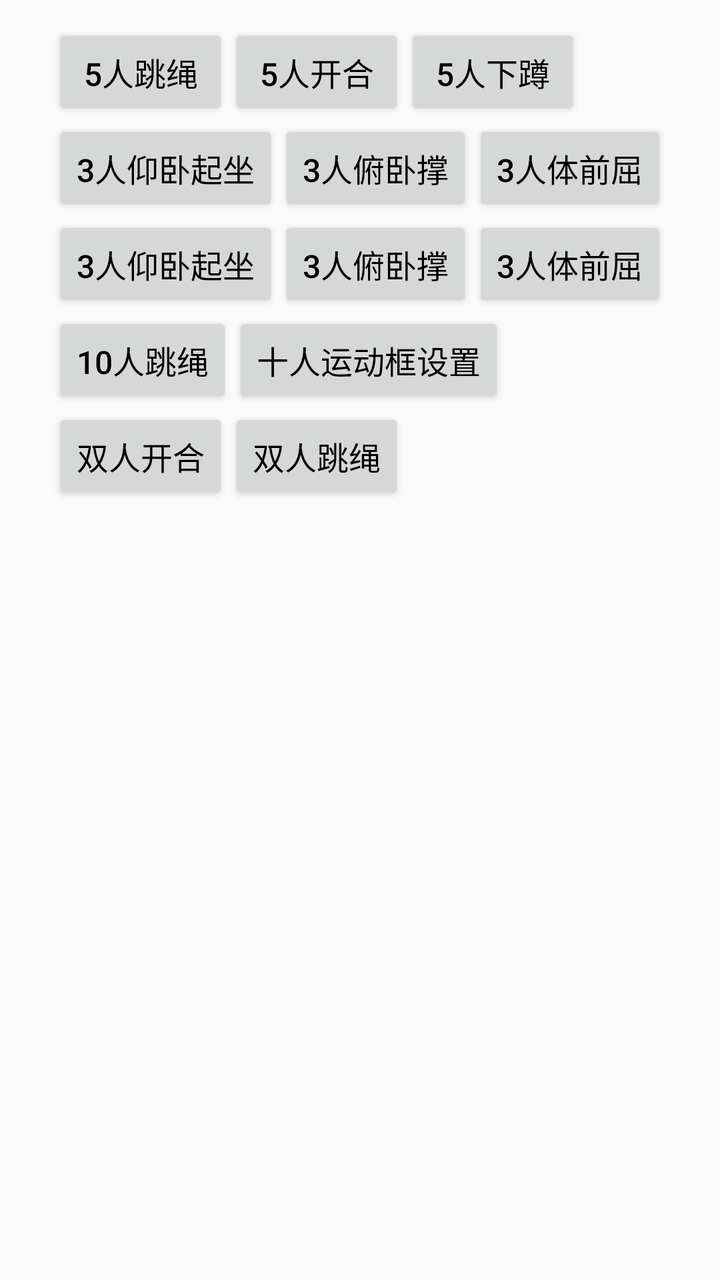
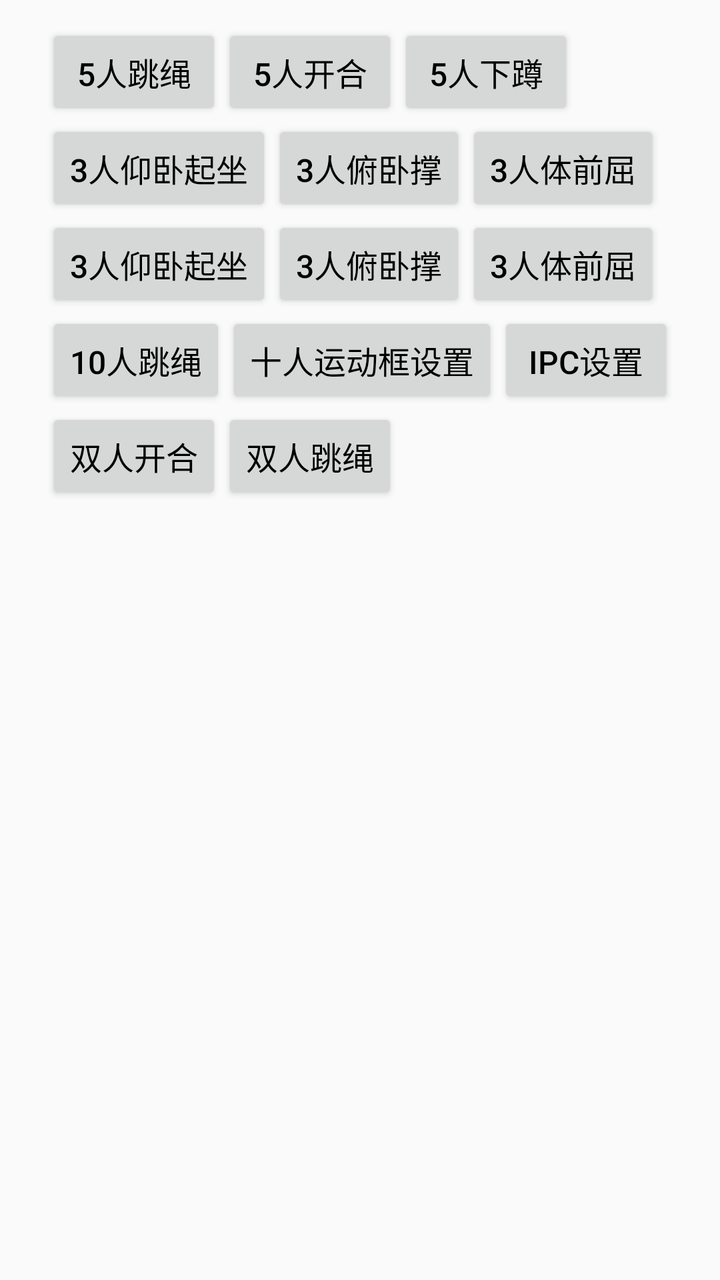

Two renders of the same Android screen: before a commit and after it. Below are the layout's source before the change and the commit's diff.
<!-- AndroidManifest.xml: application theme AppTheme -->
<!-- res/layout/ac_main.xml -->
<?xml version="1.0" encoding="utf-8"?>
<RelativeLayout xmlns:android="http://schemas.android.com/apk/res/android"
    android:layout_width="match_parent"
    android:layout_height="match_parent">

    <ScrollView
        android:layout_width="wrap_content"
        android:layout_height="match_parent"
        android:layout_centerHorizontal="true"
        android:scrollbars="vertical">

        <LinearLayout
            android:layout_width="wrap_content"
            android:layout_height="wrap_content"
            android:layout_centerInParent="true"
            android:orientation="vertical"
            android:paddingTop="12dp"
            android:paddingBottom="12dp">

            <LinearLayout
                android:layout_width="wrap_content"
                android:layout_height="wrap_content"
                android:orientation="horizontal">

                <Button
                    android:id="@+id/bnt_0"
                    android:layout_width="wrap_content"
                    android:layout_height="wrap_content"
                    android:text="5人跳绳"
                    android:textColor="@color/color_black"
                    android:textSize="16sp" />

                <Button
                    android:id="@+id/bnt_3"
                    android:layout_width="wrap_content"
                    android:layout_height="wrap_content"
                    android:text="5人开合"
                    android:textColor="@color/color_black"
                    android:textSize="16sp" />

                <Button
                    android:id="@+id/bnt_4"
                    android:layout_width="wrap_content"
                    android:layout_height="wrap_content"
                    android:text="5人下蹲"
                    android:textColor="@color/color_black"
                    android:textSize="16sp" />

            </LinearLayout>

            <LinearLayout
                android:layout_width="wrap_content"
                android:layout_height="wrap_content"
                android:orientation="horizontal">

                <Button
                    android:id="@+id/bnt_5"
                    android:layout_width="wrap_content"
                    android:layout_height="wrap_content"
                    android:text="3人仰卧起坐"
                    android:textColor="@color/color_black"
                    android:textSize="16sp" />

                <Button
                    android:id="@+id/bnt_6"
                    android:layout_width="wrap_content"
                    android:layout_height="wrap_content"
                    android:text="3人俯卧撑"
                    android:textColor="@color/color_black"
                    android:textSize="16sp" />

                <Button
                    android:id="@+id/bnt_7"
                    android:layout_width="wrap_content"
                    android:layout_height="wrap_content"
                    android:text="3人体前屈"
                    android:textColor="@color/color_black"
                    android:textSize="16sp" />

            </LinearLayout>

            <LinearLayout
                android:layout_width="wrap_content"
                android:layout_height="wrap_content"
                android:orientation="horizontal">

                <Button
                    android:id="@+id/bnt_8"
                    android:layout_width="wrap_content"
                    android:layout_height="wrap_content"
                    android:text="3人仰卧起坐"
                    android:textColor="@color/color_black"
                    android:textSize="16sp" />

                <Button
                    android:id="@+id/bnt_9"
                    android:layout_width="wrap_content"
                    android:layout_height="wrap_content"
                    android:text="3人俯卧撑"
                    android:textColor="@color/color_black"
                    android:textSize="16sp" />

                <Button
                    android:id="@+id/bnt_10"
                    android:layout_width="wrap_content"
                    android:layout_height="wrap_content"
                    android:text="3人体前屈"
                    android:textColor="@color/color_black"
                    android:textSize="16sp" />

            </LinearLayout>

            <LinearLayout
                android:layout_width="wrap_content"
                android:layout_height="wrap_content"
                android:orientation="horizontal">

                <Button
                    android:id="@+id/bnt_11"
                    android:layout_width="wrap_content"
                    android:layout_height="wrap_content"
                    android:text="10人跳绳"
                    android:textColor="@color/color_black"
                    android:textSize="16sp" />
                <Button
                    android:id="@+id/btn_10_region_set"
                    android:layout_width="wrap_content"
                    android:layout_height="wrap_content"
                    android:text="十人运动框设置"
                    android:textColor="@color/color_black"
                    android:textSize="16sp" />

            </LinearLayout>

            <LinearLayout
                android:layout_width="wrap_content"
                android:layout_height="wrap_content"
                android:orientation="horizontal">

                <Button
                    android:id="@+id/bnt_12"
                    android:layout_width="wrap_content"
                    android:layout_height="wrap_content"
                    android:text="双人开合"
                    android:textColor="@color/color_black"
                    android:textSize="16sp" />

                <Button
                    android:id="@+id/bnt_13"
                    android:layout_width="wrap_content"
                    android:layout_height="wrap_content"
                    android:text="双人跳绳"
                    android:textColor="@color/color_black"
                    android:textSize="16sp" />

            </LinearLayout>

        </LinearLayout>

    </ScrollView>
</RelativeLayout>
<!-- resources referenced by this layout -->
<resources>
  <color name="color_black">#000000</color>
  <style name="AppTheme" parent="Theme.AppCompat.DayNight.NoActionBar">
          <item name="colorPrimary">#00FFFF</item>
          <item name="colorPrimaryDark">#FFFFFF</item>
          <item name="colorAccent">#FFFF00</item>
          <item name="android:windowActionBar">false</item>
          <item name="android:windowNoTitle">true</item>
          <item name="android:windowContentTransitions">true</item>
          <item name="android:statusBarColor">@android:color/transparent</item>
          <item name="android:windowFullscreen">true</item>
          <item name="android:windowTranslucentNavigation">true</item>
          <item name="android:windowTranslucentStatus">true</item>
          <item name="android:windowDisablePreview">true</item>
      </style>
</resources>

<!-- the commit's change to res/layout/ac_main.xml (unified diff, before → after) -->
@@ -129,6 +129,13 @@
                     android:text="十人运动框设置"
                     android:textColor="@color/color_black"
                     android:textSize="16sp" />
+                <Button
+                    android:id="@+id/btn_ipc_set"
+                    android:layout_width="wrap_content"
+                    android:layout_height="wrap_content"
+                    android:text="IPC设置"
+                    android:textColor="@color/color_black"
+                    android:textSize="16sp" />
 
             </LinearLayout>
 
